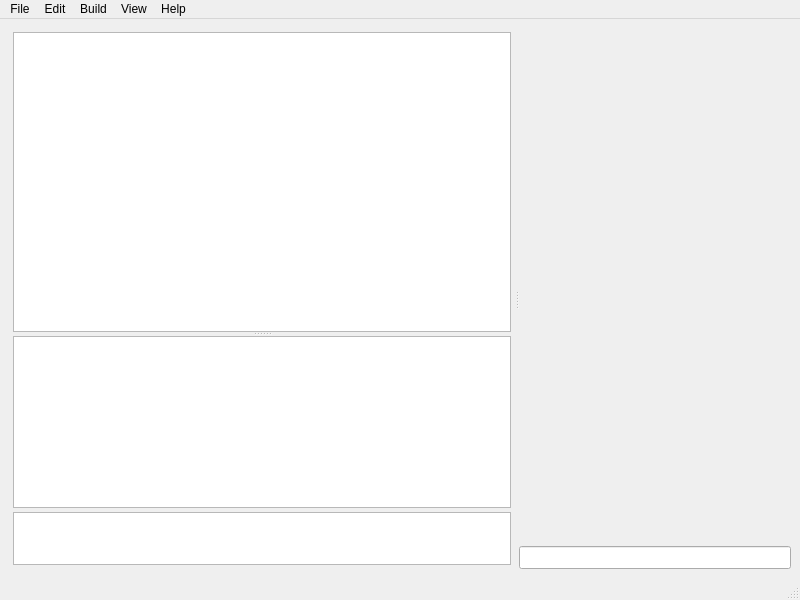
The window that TextCAD.ui (robotustra/TextCAD) describes before a commit, drawn with Qt 5.
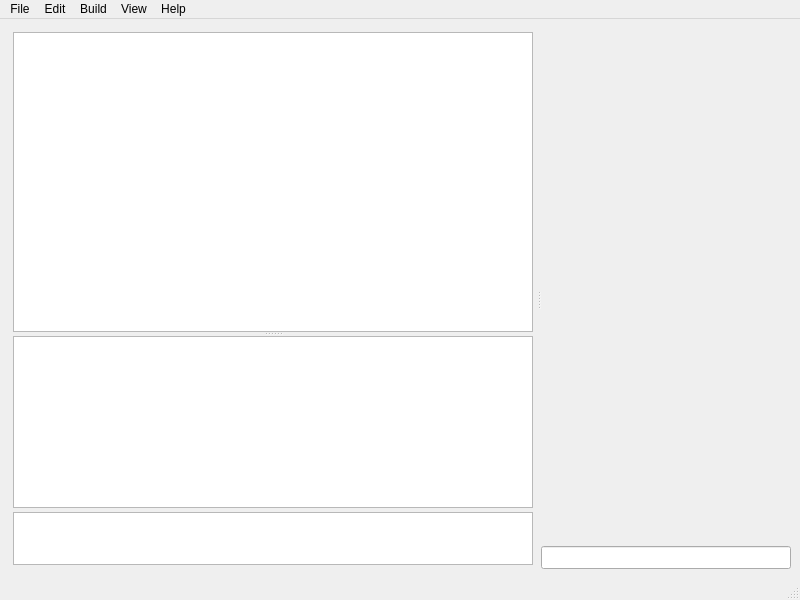
The same window after the commit. Custom widgets are drawn as their Qt base class.

The edit to the form file:
```diff
--- a/TextCAD.ui
+++ b/TextCAD.ui
@@ -84,7 +84,6 @@
            </property>
            <property name="font">
             <font>
-             <family>Lucida Sans Typewriter</family>
              <pointsize>10</pointsize>
             </font>
            </property>
@@ -104,7 +103,6 @@
            </property>
            <property name="font">
             <font>
-             <family>Courier New</family>
              <pointsize>10</pointsize>
             </font>
            </property>
@@ -139,7 +137,6 @@
           </property>
           <property name="font">
            <font>
-            <family>Lucida Sans</family>
             <pointsize>10</pointsize>
            </font>
           </property>
@@ -174,7 +171,6 @@
            <widget class="QLineEdit" name="lineEdit">
             <property name="font">
              <font>
-              <family>Lucida Console</family>
               <pointsize>10</pointsize>
              </font>
             </property>
```
Left out of the diff: 11 changed lines with no effect on the pictures.
